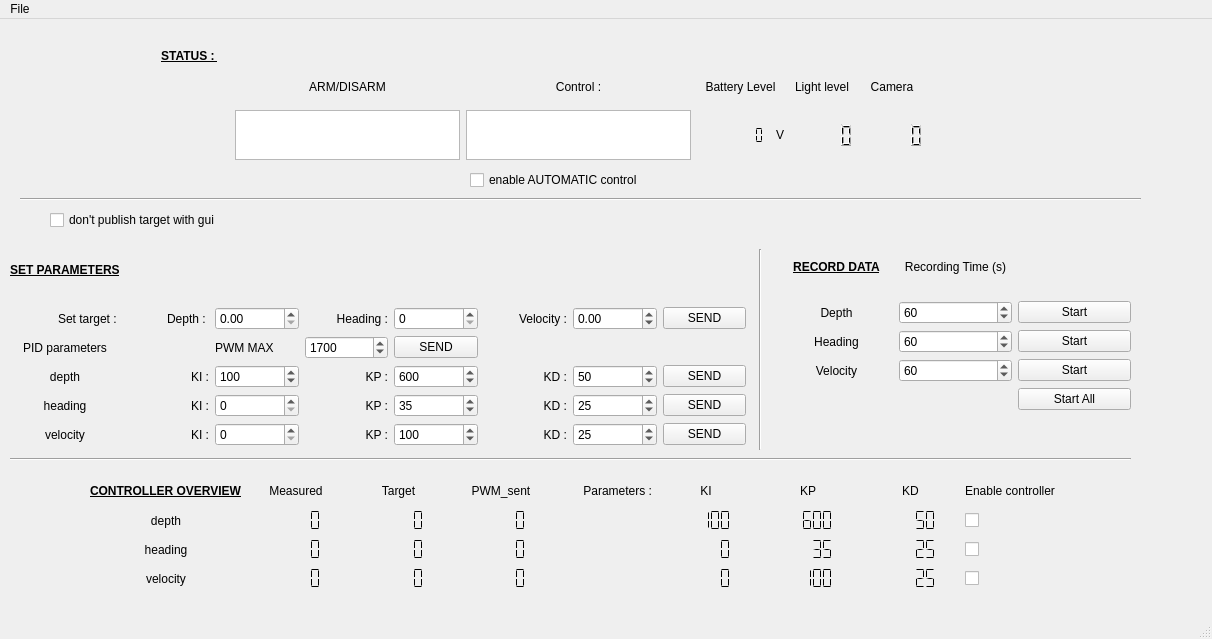
liujiacheng1009/rov_viewer, file bluerov.ui: the form before one commit.
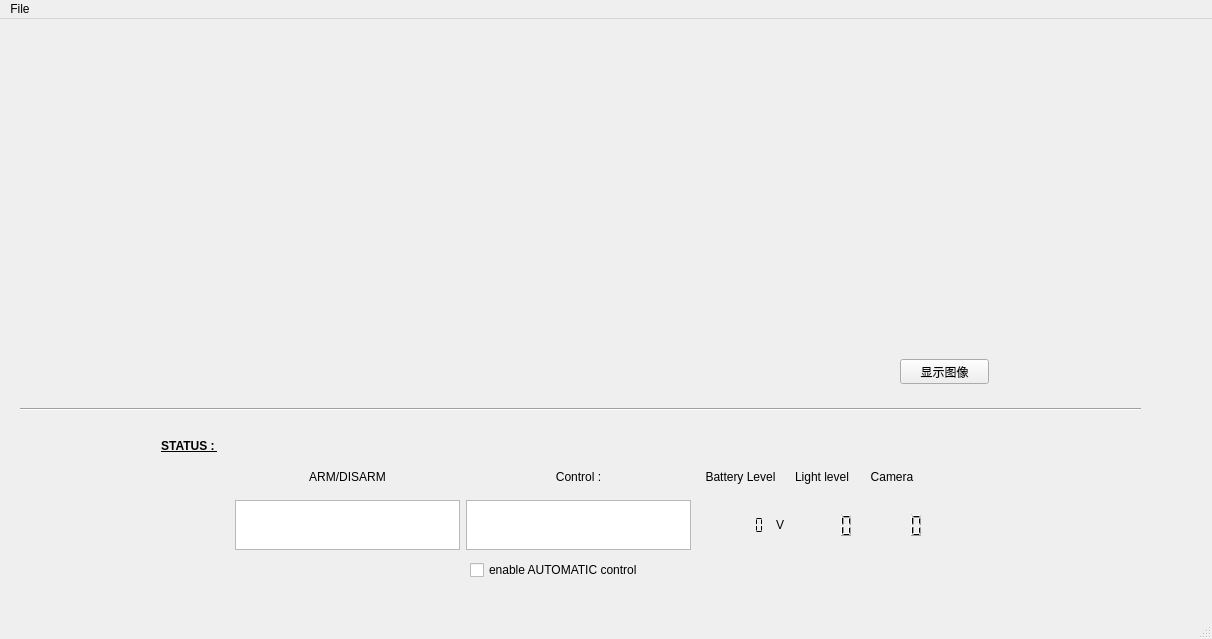
The form after the commit.

What changed in the file:
```diff
--- a/bluerov.ui
+++ b/bluerov.ui
@@ -23,766 +23,11 @@
    <bool>true</bool>
   </property>
   <widget class="QWidget" name="centralwidget">
-   <widget class="QWidget" name="gridLayoutWidget">
-    <property name="geometry">
-     <rect>
-      <x>10</x>
-      <y>220</y>
-      <width>736</width>
-      <height>207</height>
-     </rect>
-    </property>
-    <layout class="QGridLayout" name="gridLayout_set_parameters">
-     <item row="1" column="7">
-      <widget class="QDoubleSpinBox" name="doubleSpinBox_velocity">
-       <property name="minimum">
-        <double>-400.000000000000000</double>
-       </property>
-       <property name="maximum">
-        <double>400.000000000000000</double>
-       </property>
-       <property name="singleStep">
-        <double>50.000000000000000</double>
-       </property>
-      </widget>
-     </item>
-     <item row="2" column="0">
-      <widget class="QLabel" name="label_7">
-       <property name="text">
-        <string>PID parameters</string>
-       </property>
-       <property name="alignment">
-        <set>Qt::AlignCenter</set>
-       </property>
-      </widget>
-     </item>
-     <item row="5" column="3">
-      <widget class="QLabel" name="label_22">
-       <property name="text">
-        <string>KP :</string>
-       </property>
-       <property name="alignment">
-        <set>Qt::AlignRight|Qt::AlignTrailing|Qt::AlignVCenter</set>
-       </property>
-      </widget>
-     </item>
-     <item row="1" column="0">
-      <widget class="QLabel" name="label_8">
-       <property name="text">
-        <string>Set target : </string>
-       </property>
-       <property name="alignment">
-        <set>Qt::AlignRight|Qt::AlignTrailing|Qt::AlignVCenter</set>
-       </property>
-      </widget>
-     </item>
-     <item row="5" column="6">
-      <widget class="QLabel" name="label_23">
-       <property name="text">
-        <string>KD :</string>
-       </property>
-       <property name="alignment">
-        <set>Qt::AlignRight|Qt::AlignTrailing|Qt::AlignVCenter</set>
-       </property>
-      </widget>
-     </item>
-     <item row="4" column="6">
-      <widget class="QLabel" name="label_20">
-       <property name="text">
-        <string>KD :</string>
-       </property>
-       <property name="alignment">
-        <set>Qt::AlignRight|Qt::AlignTrailing|Qt::AlignVCenter</set>
-       </property>
-      </widget>
-     </item>
-     <item row="3" column="0">
-      <widget class="QLabel" name="label_9">
-       <property name="text">
-        <string>depth</string>
-       </property>
-       <property name="alignment">
-        <set>Qt::AlignCenter</set>
-       </property>
-      </widget>
-     </item>
-     <item row="1" column="4">
-      <widget class="QDoubleSpinBox" name="doubleSpinBox_heading">
-       <property name="decimals">
-        <number>0</number>
-       </property>
-       <property name="minimum">
-        <double>0.000000000000000</double>
-       </property>
-       <property name="maximum">
-        <double>360.000000000000000</double>
-       </property>
-       <property name="singleStep">
-        <double>1.000000000000000</double>
-       </property>
-      </widget>
-     </item>
-     <item row="0" column="0">
-      <widget class="QLabel" name="label_6">
-       <property name="font">
-        <font>
-         <weight>75</weight>
-         <bold>true</bold>
-         <underline>true</underline>
-        </font>
-       </property>
-       <property name="text">
-        <string>SET PARAMETERS</string>
-       </property>
-      </widget>
-     </item>
-     <item row="3" column="4">
-      <widget class="QSpinBox" name="spinBox_KP_depth">
-       <property name="maximum">
-        <number>1000</number>
-       </property>
-       <property name="value">
-        <number>600</number>
-       </property>
-      </widget>
-     </item>
-     <item row="1" column="1">
-      <widget class="QLabel" name="label_10">
-       <property name="text">
-        <string>Depth : </string>
-       </property>
-       <property name="alignment">
-        <set>Qt::AlignRight|Qt::AlignTrailing|Qt::AlignVCenter</set>
-       </property>
-      </widget>
-     </item>
-     <item row="4" column="4">
-      <widget class="QSpinBox" name="spinBox_KP_heading">
-       <property name="maximum">
-        <number>1000</number>
-       </property>
-       <property name="value">
-        <number>35</number>
-       </property>
-      </widget>
-     </item>
-     <item row="3" column="3">
-      <widget class="QLabel" name="label_16">
-       <property name="text">
-        <string>KP :</string>
-       </property>
-       <property name="alignment">
-        <set>Qt::AlignRight|Qt::AlignTrailing|Qt::AlignVCenter</set>
-       </property>
-      </widget>
-     </item>
-     <item row="5" column="7">
-      <widget class="QSpinBox" name="spinBox_KD_velocity">
-       <property name="maximum">
-        <number>1000</number>
-       </property>
-       <property name="value">
-        <number>25</number>
-       </property>
-      </widget>
-     </item>
-     <item row="3" column="1">
-      <widget class="QLabel" name="label_15">
-       <property name="text">
-        <string>KI :</string>
-       </property>
-       <property name="alignment">
-        <set>Qt::AlignRight|Qt::AlignTrailing|Qt::AlignVCenter</set>
-       </property>
-      </widget>
-     </item>
-     <item row="5" column="0">
-      <widget class="QLabel" name="label_14">
-       <property name="text">
-        <string>velocity</string>
-       </property>
-       <property name="alignment">
-        <set>Qt::AlignCenter</set>
-       </property>
-      </widget>
-     </item>
-     <item row="3" column="7">
-      <widget class="QSpinBox" name="spinBox_KD_depth">
-       <property name="maximum">
-        <number>1000</number>
-       </property>
-       <property name="value">
-        <number>50</number>
-       </property>
-       <property name="displayIntegerBase">
-        <number>10</number>
-       </property>
-      </widget>
-     </item>
-     <item row="1" column="6">
-      <widget class="QLabel" name="label_12">
-       <property name="text">
-        <string>Velocity :</string>
-       </property>
-       <property name="alignment">
-        <set>Qt::AlignRight|Qt::AlignTrailing|Qt::AlignVCenter</set>
-       </property>
-      </widget>
-     </item>
-     <item row="1" column="2">
-      <widget class="QDoubleSpinBox" name="doubleSpinBox_depth"/>
-     </item>
-     <item row="5" column="1">
-      <widget class="QLabel" name="label_21">
-       <property name="text">
-        <string>KI :</string>
-       </property>
-       <property name="alignment">
-        <set>Qt::AlignRight|Qt::AlignTrailing|Qt::AlignVCenter</set>
-       </property>
-      </widget>
-     </item>
-     <item row="4" column="7">
-      <widget class="QSpinBox" name="spinBox_KD_heading">
-       <property name="maximum">
-        <number>1000</number>
-       </property>
-       <property name="value">
-        <number>25</number>
-       </property>
-      </widget>
-     </item>
-     <item row="1" column="3">
-      <widget class="QLabel" name="label_11">
-       <property name="text">
-        <string>Heading :</string>
-       </property>
-       <property name="alignment">
-        <set>Qt::AlignRight|Qt::AlignTrailing|Qt::AlignVCenter</set>
-       </property>
-      </widget>
-     </item>
-     <item row="4" column="3">
-      <widget class="QLabel" name="label_19">
-       <property name="text">
-        <string>KP :</string>
-       </property>
-       <property name="alignment">
-        <set>Qt::AlignRight|Qt::AlignTrailing|Qt::AlignVCenter</set>
-       </property>
-      </widget>
-     </item>
-     <item row="4" column="2">
-      <widget class="QSpinBox" name="spinBox_KI_heading">
-       <property name="autoFillBackground">
-        <bool>false</bool>
-       </property>
-       <property name="inputMethodHints">
-        <set>Qt::ImhDigitsOnly</set>
-       </property>
-       <property name="maximum">
-        <number>1000</number>
-       </property>
-       <property name="value">
-        <number>0</number>
-       </property>
-      </widget>
-     </item>
-     <item row="3" column="6">
-      <widget class="QLabel" name="label_17">
-       <property name="text">
-        <string>KD :</string>
-       </property>
-       <property name="alignment">
-        <set>Qt::AlignRight|Qt::AlignTrailing|Qt::AlignVCenter</set>
-       </property>
-      </widget>
-     </item>
-     <item row="4" column="0">
-      <widget class="QLabel" name="label_13">
-       <property name="text">
-        <string>heading</string>
-       </property>
-       <property name="alignment">
-        <set>Qt::AlignCenter</set>
-       </property>
-      </widget>
-     </item>
-     <item row="5" column="2">
-      <widget class="QSpinBox" name="spinBox_KI_velocity">
-       <property name="maximum">
-        <number>1000</number>
-       </property>
-      </widget>
-     </item>
-     <item row="5" column="4">
-      <widget class="QSpinBox" name="spinBox_KP_velocity">
-       <property name="maximum">
-        <number>1000</number>
-       </property>
-       <property name="value">
-        <number>100</number>
-       </property>
-      </widget>
-     </item>
-     <item row="4" column="1">
-      <widget class="QLabel" name="label_18">
-       <property name="text">
-        <string>KI :</string>
-       </property>
-       <property name="alignment">
-        <set>Qt::AlignRight|Qt::AlignTrailing|Qt::AlignVCenter</set>
-       </property>
-      </widget>
-     </item>
-     <item row="3" column="2">
-      <widget class="QSpinBox" name="spinBox_KI_depth">
-       <property name="maximum">
-        <number>1000</number>
-       </property>
-       <property name="value">
-        <number>100</number>
-       </property>
-      </widget>
-     </item>
-     <item row="3" column="8">
-      <widget class="QPushButton" name="pushButton_send_parameters_depth">
-       <property name="text">
-        <string>SEND</string>
-       </property>
-      </widget>
-     </item>
-     <item row="4" column="8">
-      <widget class="QPushButton" name="pushButton_send_parameters_heading">
-       <property name="text">
-        <string>SEND</string>
-       </property>
-      </widget>
-     </item>
-     <item row="5" column="8">
-      <widget class="QPushButton" name="pushButton_send_parameters_velocity">
-       <property name="text">
-        <string>SEND</string>
-       </property>
-      </widget>
-     </item>
-     <item row="1" column="8">
-      <widget class="QPushButton" name="pushButton_send_parameters_target">
-       <property name="text">
-        <string>SEND</string>
-       </property>
-      </widget>
-     </item>
-     <item row="2" column="2">
-      <widget class="QLabel" name="label_37">
-       <property name="text">
-        <string>PWM MAX</string>
-       </property>
-      </widget>
-     </item>
-     <item row="2" column="3">
-      <widget class="QSpinBox" name="spinBox_pwm_max">
-       <property name="minimum">
-        <number>1100</number>
-       </property>
-       <property name="maximum">
-        <number>1900</number>
-       </property>
-       <property name="singleStep">
-        <number>50</number>
-       </property>
-       <property name="value">
-        <number>1700</number>
-       </property>
-       <property name="displayIntegerBase">
-        <number>10</number>
-       </property>
-      </widget>
-     </item>
-     <item row="2" column="4">
-      <widget class="QPushButton" name="pushButton_send_pwm_max">
-       <property name="text">
-        <string>SEND</string>
-       </property>
-      </widget>
-     </item>
-    </layout>
-   </widget>
-   <widget class="QWidget" name="gridLayoutWidget_2">
-    <property name="geometry">
-     <rect>
-      <x>90</x>
-      <y>460</y>
-      <width>971</width>
-      <height>111</height>
-     </rect>
-    </property>
-    <layout class="QGridLayout" name="gridLayout_controller_overview">
-     <property name="sizeConstraint">
-      <enum>QLayout::SetMinimumSize</enum>
-     </property>
-     <item row="0" column="1">
-      <widget class="QLabel" name="label_24">
-       <property name="text">
-        <string>Measured</string>
-       </property>
-       <property name="alignment">
-        <set>Qt::AlignCenter</set>
-       </property>
-      </widget>
-     </item>
-     <item row="4" column="7">
-      <widget class="QLCDNumber" name="velocity_controller_KP_display">
-       <property name="frameShape">
-        <enum>QFrame::NoFrame</enum>
-       </property>
-       <property name="frameShadow">
-        <enum>QFrame::Raised</enum>
-       </property>
-       <property name="segmentStyle">
-        <enum>QLCDNumber::Flat</enum>
-       </property>
-       <property name="value" stdset="0">
-        <double>100.000000000000000</double>
-       </property>
-      </widget>
-     </item>
-     <item row="4" column="6">
-      <widget class="QLCDNumber" name="velocity_controller_KI_display">
-       <property name="frameShape">
-        <enum>QFrame::NoFrame</enum>
-       </property>
-       <property name="frameShadow">
-        <enum>QFrame::Raised</enum>
-       </property>
-       <property name="segmentStyle">
-        <enum>QLCDNumber::Flat</enum>
-       </property>
-      </widget>
-     </item>
-     <item row="2" column="3">
-      <widget class="QLCDNumber" name="depth_controller_pwm_display">
-       <property name="frameShape">
-        <enum>QFrame::NoFrame</enum>
-       </property>
-       <property name="frameShadow">
-        <enum>QFrame::Plain</enum>
-       </property>
-       <property name="segmentStyle">
-        <enum>QLCDNumber::Flat</enum>
-       </property>
-      </widget>
-     </item>
-     <item row="2" column="9">
-      <widget class="QCheckBox" name="checkBox_activate_depth_controller">
-       <property name="text">
-        <string/>
-       </property>
-      </widget>
-     </item>
-     <item row="4" column="9">
-      <widget class="QCheckBox" name="checkBox_activate_velocity_controller">
-       <property name="text">
-        <string/>
-       </property>
-      </widget>
-     </item>
-     <item row="3" column="0">
-      <widget class="QLabel" name="label_4">
-       <property name="text">
-        <string>heading</string>
-       </property>
-       <property name="alignment">
-        <set>Qt::AlignCenter</set>
-       </property>
-      </widget>
-     </item>
-     <item row="0" column="3">
-      <widget class="QLabel" name="label_25">
-       <property name="text">
-        <string>PWM_sent</string>
-       </property>
-       <property name="alignment">
-        <set>Qt::AlignCenter</set>
-       </property>
-      </widget>
-     </item>
-     <item row="0" column="8">
-      <widget class="QLabel" name="label_29">
-       <property name="text">
-        <string>KD</string>
-       </property>
-       <property name="alignment">
-        <set>Qt::AlignCenter</set>
-       </property>
-      </widget>
-     </item>
-     <item row="4" column="0">
-      <widget class="QLabel" name="label_5">
-       <property name="text">
-        <string>velocity</string>
-       </property>
-       <property name="alignment">
-        <set>Qt::AlignCenter</set>
-       </property>
-      </widget>
-     </item>
-     <item row="0" column="6">
-      <widget class="QLabel" name="label_27">
-       <property name="text">
-        <string>KI</string>
-       </property>
-       <property name="alignment">
-        <set>Qt::AlignCenter</set>
-       </property>
-      </widget>
-     </item>
-     <item row="0" column="7">
-      <widget class="QLabel" name="label_28">
-       <property name="text">
-        <string>KP</string>
-       </property>
-       <property name="alignment">
-        <set>Qt::AlignCenter</set>
-       </property>
-      </widget>
-     </item>
-     <item row="0" column="0">
-      <widget class="QLabel" name="label_2">
-       <property name="font">
-        <font>
-         <weight>75</weight>
-         <bold>true</bold>
-         <underline>true</underline>
-        </font>
-       </property>
-       <property name="text">
-        <string>CONTROLLER OVERVIEW</string>
-       </property>
-      </widget>
-     </item>
-     <item row="3" column="9">
-      <widget class="QCheckBox" name="checkBox_activate_heading_controller">
-       <property name="text">
-        <string/>
-       </property>
-      </widget>
-     </item>
-     <item row="2" column="0">
-      <widget class="QLabel" name="label_3">
-       <property name="text">
-        <string>depth</string>
-       </property>
-       <property name="alignment">
-        <set>Qt::AlignCenter</set>
-       </property>
-      </widget>
-     </item>
-     <item row="0" column="9">
-      <widget class="QLabel" name="label_30">
-       <property name="text">
-        <string>Enable controller</string>
-       </property>
-      </widget>
-     </item>
-     <item row="2" column="6">
-      <widget class="QLCDNumber" name="depth_controller_KI_display">
-       <property name="frameShape">
-        <enum>QFrame::NoFrame</enum>
-       </property>
-       <property name="segmentStyle">
-        <enum>QLCDNumber::Flat</enum>
-       </property>
-       <property name="value" stdset="0">
-        <double>100.000000000000000</double>
-       </property>
-      </widget>
-     </item>
-     <item row="2" column="1">
-      <widget class="QLCDNumber" name="depth_measured_display">
-       <property name="frameShape">
-        <enum>QFrame::NoFrame</enum>
-       </property>
-       <property name="frameShadow">
-        <enum>QFrame::Raised</enum>
-       </property>
-       <property name="segmentStyle">
-        <enum>QLCDNumber::Flat</enum>
-       </property>
-      </widget>
-     </item>
-     <item row="2" column="7">
-      <widget class="QLCDNumber" name="depth_controller_KP_display">
-       <property name="frameShape">
-        <enum>QFrame::NoFrame</enum>
-       </property>
-       <property name="segmentStyle">
-        <enum>QLCDNumber::Flat</enum>
-       </property>
-       <property name="value" stdset="0">
-        <double>600.000000000000000</double>
-       </property>
-      </widget>
-     </item>
-     <item row="2" column="8">
-      <widget class="QLCDNumber" name="depth_controller_KD_display">
-       <property name="frameShape">
-        <enum>QFrame::NoFrame</enum>
-       </property>
-       <property name="segmentStyle">
-        <enum>QLCDNumber::Flat</enum>
-       </property>
-       <property name="value" stdset="0">
-        <double>50.000000000000000</double>
-       </property>
-      </widget>
-     </item>
-     <item row="3" column="1">
-      <widget class="QLCDNumber" name="heading_measured_display">
-       <property name="frameShape">
-        <enum>QFrame::NoFrame</enum>
-       </property>
-       <property name="segmentStyle">
-        <enum>QLCDNumber::Flat</enum>
-       </property>
-      </widget>
-     </item>
-     <item row="3" column="3">
-      <widget class="QLCDNumber" name="heading_controller_pwm_display">
-       <property name="frameShape">
-        <enum>QFrame::NoFrame</enum>
-       </property>
-       <property name="segmentStyle">
-        <enum>QLCDNumber::Flat</enum>
-       </property>
-      </widget>
-     </item>
-     <item row="3" column="6">
-      <widget class="QLCDNumber" name="heading_controller_KI_display">
-       <property name="frameShape">
-        <enum>QFrame::NoFrame</enum>
-       </property>
-       <property name="segmentStyle">
-        <enum>QLCDNumber::Flat</enum>
-       </property>
-      </widget>
-     </item>
-     <item row="3" column="7">
-      <widget class="QLCDNumber" name="heading_controller_KP_display">
-       <property name="frameShape">
-        <enum>QFrame::NoFrame</enum>
-       </property>
-       <property name="segmentStyle">
-        <enum>QLCDNumber::Flat</enum>
-       </property>
-       <property name="value" stdset="0">
-        <double>35.000000000000000</double>
-       </property>
-      </widget>
-     </item>
-     <item row="3" column="8">
-      <widget class="QLCDNumber" name="heading_controller_KD_display">
-       <property name="frameShape">
-        <enum>QFrame::NoFrame</enum>
-       </property>
-       <property name="segmentStyle">
-        <enum>QLCDNumber::Flat</enum>
-       </property>
-       <property name="value" stdset="0">
-        <double>25.000000000000000</double>
-       </property>
-      </widget>
-     </item>
-     <item row="4" column="1">
-      <widget class="QLCDNumber" name="velocity_measured_display">
-       <property name="frameShape">
-        <enum>QFrame::NoFrame</enum>
-       </property>
-       <property name="segmentStyle">
-        <enum>QLCDNumber::Flat</enum>
-       </property>
-      </widget>
-     </item>
-     <item row="4" column="3">
-      <widget class="QLCDNumber" name="velocity_controller_pwm_display">
-       <property name="frameShape">
-        <enum>QFrame::NoFrame</enum>
-       </property>
-       <property name="segmentStyle">
-        <enum>QLCDNumber::Flat</enum>
-       </property>
-      </widget>
-     </item>
-     <item row="4" column="8">
-      <widget class="QLCDNumber" name="velocity_controller_KD_display">
-       <property name="frameShape">
-        <enum>QFrame::NoFrame</enum>
-       </property>
-       <property name="segmentStyle">
-        <enum>QLCDNumber::Flat</enum>
-       </property>
-       <property name="value" stdset="0">
-        <double>25.000000000000000</double>
-       </property>
-      </widget>
-     </item>
-     <item row="0" column="4">
-      <widget class="QLabel" name="label_26">
-       <property name="text">
-        <string>Parameters :</string>
-       </property>
-       <property name="alignment">
-        <set>Qt::AlignRight|Qt::AlignTrailing|Qt::AlignVCenter</set>
-       </property>
-      </widget>
-     </item>
-     <item row="0" column="2">
-      <widget class="QLabel" name="label_38">
-       <property name="text">
-        <string>Target</string>
-       </property>
-       <property name="alignment">
-        <set>Qt::AlignCenter</set>
-       </property>
-      </widget>
-     </item>
-     <item row="2" column="2">
-      <widget class="QLCDNumber" name="depth_target_display">
-       <property name="frameShape">
-        <enum>QFrame::NoFrame</enum>
-       </property>
-       <property name="segmentStyle">
-        <enum>QLCDNumber::Flat</enum>
-       </property>
-      </widget>
-     </item>
-     <item row="3" column="2">
-      <widget class="QLCDNumber" name="heading_target_display">
-       <property name="frameShape">
-        <enum>QFrame::NoFrame</enum>
-       </property>
-       <property name="segmentStyle">
-        <enum>QLCDNumber::Flat</enum>
-       </property>
-      </widget>
-     </item>
-     <item row="4" column="2">
-      <widget class="QLCDNumber" name="velocity_target_display">
-       <property name="frameShape">
-        <enum>QFrame::NoFrame</enum>
-       </property>
-       <property name="segmentStyle">
-        <enum>QLCDNumber::Flat</enum>
-       </property>
-      </widget>
-     </item>
-    </layout>
-   </widget>
    <widget class="QWidget" name="gridLayoutWidget_3">
     <property name="geometry">
      <rect>
       <x>150</x>
-      <y>30</y>
+      <y>420</y>
       <width>774</width>
       <height>111</height>
      </rect>
@@ -978,159 +223,11 @@
      </item>
     </layout>
    </widget>
-   <widget class="QWidget" name="gridLayoutWidget_4">
-    <property name="geometry">
-     <rect>
-      <x>780</x>
-      <y>220</y>
-      <width>351</width>
-      <height>171</height>
-     </rect>
-    </property>
-    <layout class="QGridLayout" name="gridLayout_record_data">
-     <item row="3" column="0">
-      <widget class="QLabel" name="label_42">
-       <property name="text">
-        <string>Velocity</string>
-       </property>
-       <property name="alignment">
-        <set>Qt::AlignCenter</set>
-       </property>
-      </widget>
-     </item>
-     <item row="1" column="2">
-      <widget class="QPushButton" name="pushButton_record_depth">
-       <property name="text">
-        <string>Start</string>
-       </property>
-      </widget>
-     </item>
-     <item row="2" column="1">
-      <widget class="QSpinBox" name="spinBox_heading_record_time">
-       <property name="maximum">
-        <number>3600</number>
-       </property>
-       <property name="singleStep">
-        <number>60</number>
-       </property>
-       <property name="value">
-        <number>60</number>
-       </property>
-      </widget>
-     </item>
-     <item row="0" column="0">
-      <widget class="QLabel" name="label_39">
-       <property name="font">
-        <font>
-         <weight>75</weight>
-         <bold>true</bold>
-         <underline>true</underline>
-        </font>
-       </property>
-       <property name="frameShape">
-        <enum>QFrame::NoFrame</enum>
-       </property>
-       <property name="frameShadow">
-        <enum>QFrame::Plain</enum>
-       </property>
-       <property name="text">
-        <string>RECORD DATA</string>
-       </property>
-       <property name="textFormat">
-        <enum>Qt::AutoText</enum>
-       </property>
-       <property name="scaledContents">
-        <bool>true</bool>
-       </property>
-       <property name="alignment">
-        <set>Qt::AlignCenter</set>
-       </property>
-      </widget>
-     </item>
-     <item row="1" column="0">
-      <widget class="QLabel" name="label_40">
-       <property name="text">
-        <string>Depth</string>
-       </property>
-       <property name="alignment">
-        <set>Qt::AlignCenter</set>
-       </property>
-      </widget>
-     </item>
-     <item row="2" column="2">
-      <widget class="QPushButton" name="pushButton_record_heading">
-       <property name="text">
-        <string>Start</string>
-       </property>
-      </widget>
-     </item>
-     <item row="0" column="1">
-      <widget class="QLabel" name="label_43">
-       <property name="text">
-        <string>Recording Time (s)</string>
-       </property>
-       <property name="alignment">
-        <set>Qt::AlignCenter</set>
-       </property>
-      </widget>
-     </item>
-     <item row="2" column="0">
-      <widget class="QLabel" name="label_41">
-       <property name="text">
-        <string>Heading</string>
-       </property>
-       <property name="alignment">
-        <set>Qt::AlignCenter</set>
-       </property>
-      </widget>
-     </item>
-     <item row="1" column="1">
-      <widget class="QSpinBox" name="spinBox_depth_record_time">
-       <property name="maximum">
-        <number>3600</number>
-       </property>
-       <property name="singleStep">
-        <number>60</number>
-       </property>
-       <property name="value">
-        <number>60</number>
-       </property>
-      </widget>
-     </item>
-     <item row="3" column="2">
-      <widget class="QPushButton" name="pushButton_record_velocity">
-       <property name="text">
-        <string>Start</string>
-       </property>
-      </widget>
-     </item>
-     <item row="3" column="1">
-      <widget class="QSpinBox" name="spinBox_velocity_record_time">
-       <property name="maximum">
-        <number>3600</number>
-       </property>
-       <property name="singleStep">
-        <number>60</number>
-       </property>
-       <property name="value">
-        <number>60</number>
-       </property>
-      </widget>
-     </item>
-     <item row="4" column="2">
-      <widget class="QPushButton" name="pushButton_record_all">
-       <property name="text">
-        <string>Start All</string>
-       </property>
-      </widget>
-     </item>
-    </layout>
-   </widget>
    <widget class="Line" name="line">
     <property name="geometry">
      <rect>
       <x>20</x>
-      <y>170</y>
+      <y>380</y>
       <width>1121</width>
       <height>20</height>
      </rect>
@@ -1139,37 +236,11 @@
      <enum>Qt::Horizontal</enum>
     </property>
    </widget>
-   <widget class="Line" name="line_2">
-    <property name="geometry">
-     <rect>
-      <x>10</x>
-      <y>430</y>
-      <width>1121</width>
-      <height>21</height>
-     </rect>
-    </property>
-    <property name="orientation">
-     <enum>Qt::Horizontal</enum>
-    </property>
-   </widget>
-   <widget class="Line" name="line_3">
-    <property name="geometry">
-     <rect>
-      <x>750</x>
-      <y>230</y>
-      <width>20</width>
-      <height>201</height>
-     </rect>
-    </property>
-    <property name="orientation">
-     <enum>Qt::Vertical</enum>
-    </property>
-   </widget>
    <widget class="QCheckBox" name="checkBox_enable_automatic_control">
     <property name="geometry">
      <rect>
       <x>470</x>
-      <y>150</y>
+      <y>540</y>
       <width>211</width>
       <height>22</height>
      </rect>
@@ -1178,17 +249,27 @@
      <string>enable AUTOMATIC control</string>
     </property>
    </widget>
-   <widget class="QCheckBox" name="checkBox_forbid_publish_target">
+   <widget class="QWidget" name="widget" native="true">
     <property name="geometry">
      <rect>
-      <x>50</x>
-      <y>190</y>
-      <width>241</width>
-      <height>22</height>
+      <x>260</x>
+      <y>40</y>
+      <width>561</width>
+      <height>321</height>
+     </rect>
+    </property>
+   </widget>
+   <widget class="QPushButton" name="pushButton">
+    <property name="geometry">
+     <rect>
+      <x>900</x>
+      <y>340</y>
+      <width>89</width>
+      <height>25</height>
      </rect>
     </property>
     <property name="text">
-     <string>don't publish target with gui</string>
+     <string>显示图像</string>
     </property>
    </widget>
   </widget>
```
Left out of the diff: 2 changed lines with no effect on the pictures.
